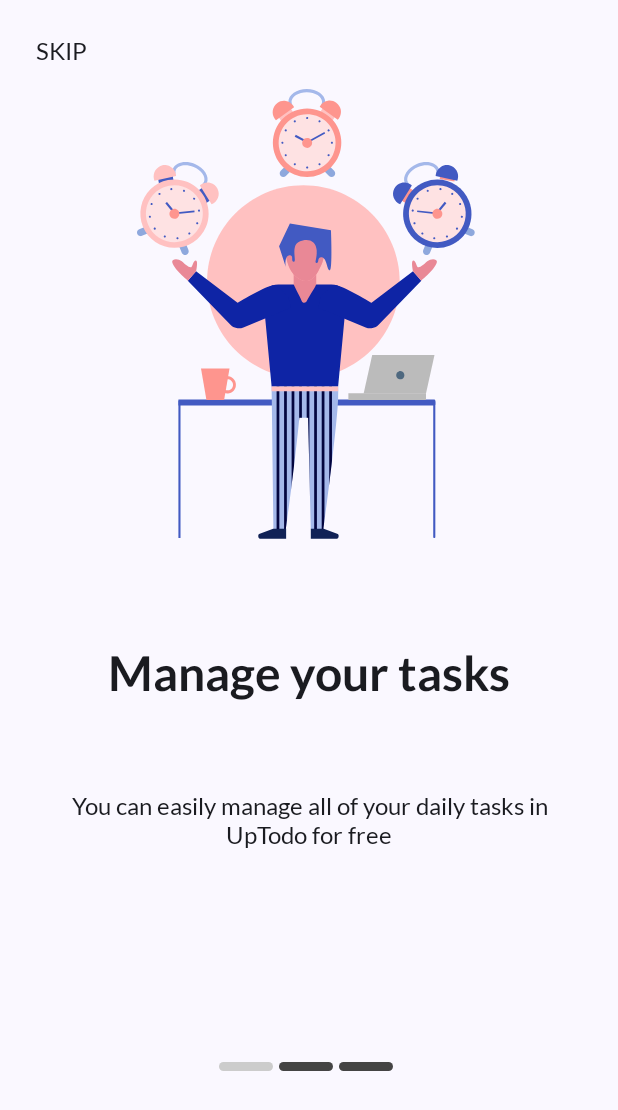
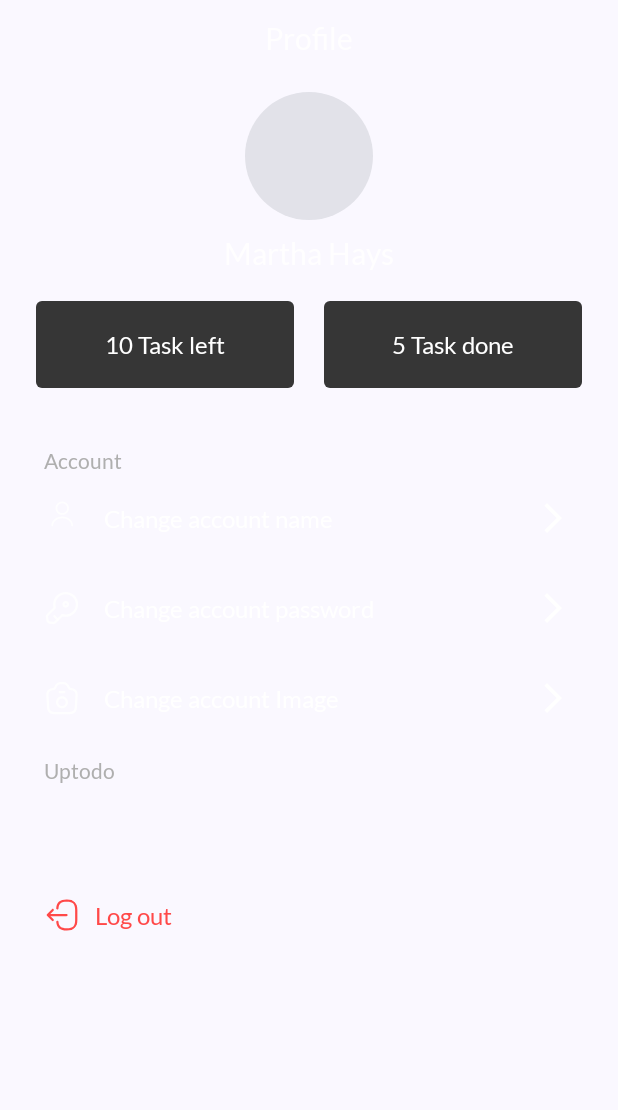
Before and after one commit to Android-Geeks/task-tracker, an Android app built with Jetpack Compose: the screen it shows after launch (MainActivity), on a phone screen of 412 x 824 dp. Shown: the top 1110 px of the screen. Run offline under Robolectric (Android 15) with nearby library versions, the phone set to English and light mode, and no system bars; our stand-ins replace Dagger/Hilt's generated code.

Commit message:
userProfileScreen

```diff
--- a/app/src/main/java/com/example/tasktracker/MainActivity.kt
+++ b/app/src/main/java/com/example/tasktracker/MainActivity.kt
@@ -11,7 +11,7 @@ import androidx.compose.material3.MaterialTheme
 import androidx.compose.material3.Surface
 import androidx.compose.ui.Modifier
 import androidx.core.splashscreen.SplashScreen.Companion.installSplashScreen
-import com.example.tasktracker.ui.navigate.TaskTrackerApp
+import com.example.tasktracker.ui.screens.userProfile.UserProfileScreen
 import com.example.tasktracker.ui.theme.TaskTrackerTheme
 import dagger.hilt.android.AndroidEntryPoint
 
@@ -30,7 +30,8 @@ class MainActivity : ComponentActivity() {
                     modifier = Modifier.fillMaxSize(),
                     color = MaterialTheme.colorScheme.background
                 ) {
-                    TaskTrackerApp()
+//                    TaskTrackerApp()
+                UserProfileScreen()
                 }
 
             }
--- /dev/null
+++ b/app/src/main/java/com/example/tasktracker/ui/screens/userProfile/UserProfileScreen.kt
@@ -0,0 +1,326 @@
+package com.example.tasktracker.ui.screens.userProfile
+
+import android.annotation.SuppressLint
+import androidx.compose.foundation.layout.Arrangement
+import androidx.compose.foundation.layout.Column
+import androidx.compose.foundation.layout.Row
+import androidx.compose.foundation.layout.Spacer
+import androidx.compose.foundation.layout.fillMaxHeight
+import androidx.compose.foundation.layout.fillMaxSize
+import androidx.compose.foundation.layout.fillMaxWidth
+import androidx.compose.foundation.layout.height
+import androidx.compose.foundation.layout.padding
+import androidx.compose.foundation.layout.size
+import androidx.compose.foundation.layout.width
+import androidx.compose.foundation.shape.RoundedCornerShape
+import androidx.compose.material3.Card
+import androidx.compose.material3.CardDefaults
+import androidx.compose.material3.Icon
+import androidx.compose.material3.IconButton
+import androidx.compose.material3.MaterialTheme
+import androidx.compose.material3.Text
+import androidx.compose.runtime.Composable
+import androidx.compose.ui.Alignment
+import androidx.compose.ui.Modifier
+import androidx.compose.ui.graphics.Color
+import androidx.compose.ui.graphics.painter.Painter
+import androidx.compose.ui.res.painterResource
+import androidx.compose.ui.res.stringResource
+import androidx.compose.ui.text.style.TextAlign
+import androidx.compose.ui.tooling.preview.Preview
+import androidx.compose.ui.unit.dp
+import androidx.compose.ui.unit.sp
+import com.example.tasktracker.R
+import com.example.tasktracker.ui.theme.TaskTrackerTheme
+import androidx.compose.material3.*
+import androidx.compose.foundation.layout.*
+import androidx.compose.foundation.text.KeyboardActions
+import androidx.compose.foundation.text.KeyboardOptions
+import androidx.compose.runtime.collectAsState
+import androidx.compose.ui.platform.LocalFocusManager
+import androidx.compose.ui.text.input.ImeAction
+import androidx.compose.runtime.getValue
+import androidx.lifecycle.viewmodel.compose.viewModel
+
+@Composable
+fun UserProfileScreen(
+    userViewModel : UserProfileViewModel = viewModel(),
+    userName : String = "Martha Hays"
+) {
+    val userUiState by userViewModel.userProfUiState.collectAsState()
+
+    Column(
+        modifier = Modifier.fillMaxSize(),
+        verticalArrangement = Arrangement.Top,
+        horizontalAlignment = Alignment.CenterHorizontally
+    ) {
+        Column(
+            modifier = Modifier
+            .padding(top = 13.dp, start = 24.dp, end = 24.dp, bottom = 20.dp),
+            verticalArrangement = Arrangement.Top,
+            horizontalAlignment = Alignment.CenterHorizontally
+        ) {
+            Text(
+                text = stringResource(R.string.profile),
+                style = MaterialTheme.typography.bodyMedium,
+                color = Color(0xDEFFFFFF)
+            )
+            Card(
+                modifier = Modifier
+                    .padding(top = 24.dp, bottom = 10.dp)
+                    .size(85.dp),
+                shape = RoundedCornerShape(50.dp)
+            ) {
+
+            }
+            Text(
+                text = userName,
+                style = MaterialTheme.typography.bodyMedium,
+                color = Color(0xDEFFFFFF)
+            )
+            Row(
+                modifier = Modifier
+                    .padding(vertical = 20.dp)
+                    .fillMaxWidth()
+                    .height(58.dp)
+            ) {
+                TaskNumberCard(
+                    cardContent = "10 Task left",
+                    Modifier
+                        .fillMaxHeight()
+                        .weight(1f)
+                )
+
+                Spacer(modifier = Modifier.width(20.dp))
+
+                TaskNumberCard(
+                    cardContent = "5 Task done",
+                    Modifier
+                        .fillMaxHeight()
+                        .weight(1f)
+                )
+            }
+        }
+        Column(
+            modifier = Modifier
+            .padding(start = 29.dp, end = 19.dp),
+            verticalArrangement = Arrangement.Top,
+            horizontalAlignment = Alignment.CenterHorizontally
+        ) {
+            Text(
+                modifier = Modifier.fillMaxWidth(),
+                text = "Account",
+                fontSize = 14.sp,
+                color = Color(0xFFAFAFAF),
+                textAlign = TextAlign.Start
+            )
+            AccountSettingItem(
+                painterResource(id = R.drawable.user_icon),
+                itemContent = "Change account name",
+                onItemClicked = {userViewModel.showUserDialog()}
+            )
+            AccountSettingItem(
+                painterResource(id = R.drawable.key),
+                itemContent = "Change account password ",
+                onItemClicked = {}
+            )
+            AccountSettingItem(
+                painterResource(id = R.drawable.camera),
+                itemContent = "Change account Image ",
+                onItemClicked = {}
+            )
+            Text(
+                modifier = Modifier
+                    .padding(top = 10.dp)
+                    .fillMaxWidth(),
+                text = "Uptodo",
+                fontSize = 14.sp,
+                color = Color(0xFFAFAFAF),
+                textAlign = TextAlign.Start
+            )
+            Row(
+                modifier = Modifier
+                    .padding(top = 76.dp)
+                    .fillMaxWidth(),
+                verticalAlignment = Alignment.CenterVertically,
+                horizontalArrangement = Arrangement.Start
+            ){
+                IconButton(
+                    onClick = { /**/ },
+                    modifier = Modifier.size(24.dp)
+                ) {
+                    Icon(
+                        modifier = Modifier.fillMaxSize(),
+                        painter = painterResource(id = R.drawable.logout) ,
+                        contentDescription = null,
+                        tint = Color(0xFFFF4949)
+                    )
+                }
+                Text(
+                    modifier = Modifier.padding(start = 10.dp),
+                    text = "Log out",
+                    style = MaterialTheme.typography.bodySmall,
+                    color = Color(0xFFFF4949),
+                    textAlign = TextAlign.Start
+                )
+            }
+        }
+    }
+    UsernameDialog(userName, userUiState.showUserDialog) { userViewModel.cancelUserDialog() }
+}
+
+@SuppressLint("CoroutineCreationDuringComposition")
+@Composable
+fun UsernameDialog(
+    userName : String,
+    showUsernameDialog : Boolean,
+    cancelUserDialog : ()-> Unit
+) {
+    val focusManager = LocalFocusManager.current
+
+    if (showUsernameDialog){
+        AlertDialog(
+            onDismissRequest = { focusManager.clearFocus()},
+            title = {
+                Text(
+                    text = "Dialog Title",
+                    color = Color.White
+                )
+            },
+            containerColor = Color(0xFF363636),
+            text = {
+                OutlinedTextField(
+                    value = userName,
+                    onValueChange = {},
+                    shape = MaterialTheme.shapes.medium,
+                    modifier = Modifier.padding(vertical = 8.dp),
+                    keyboardOptions = KeyboardOptions.Default.copy(
+                        imeAction = ImeAction.Done,
+                    ),
+                    keyboardActions = KeyboardActions(
+                        onDone = {
+                            focusManager.clearFocus()
+                        }
+                    )
+                )
+
+            },
+            confirmButton = {
+                Row {
+                    Button(
+                        onClick = {
+                            // Perform any actions needed, then dismiss the dialog
+
+                        },
+                        shape = MaterialTheme.shapes.medium,
+                        modifier = Modifier
+                            .height(48.dp)
+                            .width(130.dp),
+                        colors = ButtonDefaults.buttonColors(Color(0xFF8687E7))
+                    ) {
+                        Text(
+                            text = "Edit",
+                            color = Color.White,
+                            style = MaterialTheme.typography.bodySmall
+                        )
+                    }
+                }
+            },
+            dismissButton = {
+                Row {
+                    Button(
+                        onClick = {
+                            cancelUserDialog()
+                        },
+                        shape = MaterialTheme.shapes.medium,
+                        modifier = Modifier
+                            .height(48.dp)
+                            .width(130.dp),
+                        colors = ButtonDefaults.buttonColors(Color.Unspecified)
+                    ) {
+                        Text(
+                            text = "Cancel",
+                            color = Color(0xFF8875FF),
+                            style = MaterialTheme.typography.bodySmall
+                        )
+                    }
+                }
+            },
+        )
+    }
+}
+
+@Preview
+@Composable
+fun P(){
+    UsernameDialog(userName = "", showUsernameDialog = true) {}
+}
+@Composable
+fun AccountSettingItem(
+    icon : Painter,
+    itemContent : String,
+    onItemClicked : () -> Unit
+
+){
+    Row(
+        modifier = Modifier
+            .padding(vertical = 6.dp)
+            .fillMaxWidth()
+            .height(48.dp),
+        verticalAlignment = Alignment.CenterVertically
+    ) {
+        Icon(
+            painter = icon,
+            modifier = Modifier.size(24.dp),
+            contentDescription = null,
+            tint = Color.White
+        )
+        Text(
+            text = itemContent,
+            color = Color.White,
+            modifier = Modifier
+                .padding(start = 16.dp),
+            style = MaterialTheme.typography.bodySmall
+        )
+        Spacer(modifier = Modifier.weight(1f))
+
+        IconButton(onClick = { onItemClicked() }) {
+            Icon(
+                painter = painterResource(id =R.drawable.baseline_arrow_forward_ios_24 ) ,
+                contentDescription = null,
+                tint = Color.White
+            )
+        }
+    }
+}
+
+@Composable
+fun TaskNumberCard(
+    cardContent : String,
+    modifier: Modifier
+){
+    Card(
+        modifier = modifier,
+        shape = RoundedCornerShape(4.dp),
+        colors = CardDefaults.cardColors(Color(0xFF363636))
+    ){
+        Column(
+            Modifier.fillMaxSize(),
+            verticalArrangement = Arrangement.Center
+            ){
+            Text(
+                modifier = Modifier.fillMaxWidth(),
+                text = cardContent,
+                style = MaterialTheme.typography.bodySmall,
+                textAlign = TextAlign.Center,
+                color = Color.White
+            )
+        }
+    }
+}
+@Preview
+@Composable
+fun UserProfilePreview(){
+    TaskTrackerTheme(darkTheme = true)
+    { UserProfileScreen() }
+}
--- /dev/null
+++ b/app/src/main/java/com/example/tasktracker/ui/screens/userProfile/UserProfileUiState.kt
@@ -0,0 +1,5 @@
+package com.example.tasktracker.ui.screens.userProfile
+
+data class UserProfileUiState(
+    var showUserDialog : Boolean = false
+)
--- /dev/null
+++ b/app/src/main/java/com/example/tasktracker/ui/screens/userProfile/UserProfileViewModel.kt
@@ -0,0 +1,28 @@
+package com.example.tasktracker.ui.screens.userProfile
+
+import androidx.lifecycle.ViewModel
+import kotlinx.coroutines.flow.MutableStateFlow
+import kotlinx.coroutines.flow.StateFlow
+import kotlinx.coroutines.flow.asStateFlow
+import kotlinx.coroutines.flow.update
+
+class UserProfileViewModel : ViewModel() {
+
+    private val _userProfUiState = MutableStateFlow(UserProfileUiState())
+    val userProfUiState: StateFlow<UserProfileUiState> = _userProfUiState.asStateFlow()
+
+    fun cancelUserDialog(){
+        _userProfUiState.update {
+            it.copy(
+                showUserDialog = false
+            )
+        }
+    }
+    fun showUserDialog(){
+        _userProfUiState.update {
+            it.copy(
+                showUserDialog = true
+            )
+        }
+    }
+}
--- /dev/null
+++ b/app/src/main/res/drawable-nodpi/camera.xml
@@ -0,0 +1,18 @@
+<vector xmlns:android="http://schemas.android.com/apk/res/android"
+    android:width="24dp"
+    android:height="24dp"
+    android:viewportWidth="24"
+    android:viewportHeight="24">
+  <path
+      android:pathData="M17.24,22.75H6.76C3.96,22.75 2.18,21.08 2.02,18.29L1.5,10.04C1.42,8.79 1.85,7.59 2.71,6.68C3.56,5.77 4.76,5.25 6,5.25C6.32,5.25 6.63,5.06 6.78,4.76L7.5,3.33C8.09,2.16 9.57,1.25 10.86,1.25H13.15C14.44,1.25 15.91,2.16 16.5,3.32L17.22,4.78C17.37,5.06 17.67,5.25 18,5.25C19.24,5.25 20.44,5.77 21.29,6.68C22.15,7.6 22.58,8.79 22.5,10.04L21.98,18.3C21.8,21.13 20.07,22.75 17.24,22.75ZM10.86,2.75C10.12,2.75 9.18,3.33 8.84,4L8.12,5.44C7.7,6.25 6.89,6.75 6,6.75C5.16,6.75 4.38,7.09 3.8,7.7C3.23,8.31 2.94,9.11 3,9.94L3.52,18.2C3.64,20.22 4.73,21.25 6.76,21.25H17.24C19.26,21.25 20.35,20.22 20.48,18.2L21,9.94C21.05,9.11 20.77,8.31 20.2,7.7C19.62,7.09 18.84,6.75 18,6.75C17.11,6.75 16.3,6.25 15.88,5.46L15.15,4C14.82,3.34 13.88,2.76 13.14,2.76H10.86V2.75Z"
+      android:fillColor="#ffffff"
+      android:fillAlpha="0.87"/>
+  <path
+      android:pathData="M13.5,8.75H10.5C10.09,8.75 9.75,8.41 9.75,8C9.75,7.59 10.09,7.25 10.5,7.25H13.5C13.91,7.25 14.25,7.59 14.25,8C14.25,8.41 13.91,8.75 13.5,8.75Z"
+      android:fillColor="#ffffff"
+      android:fillAlpha="0.87"/>
+  <path
+      android:pathData="M12,18.75C9.79,18.75 8,16.96 8,14.75C8,12.54 9.79,10.75 12,10.75C14.21,10.75 16,12.54 16,14.75C16,16.96 14.21,18.75 12,18.75ZM12,12.25C10.62,12.25 9.5,13.37 9.5,14.75C9.5,16.13 10.62,17.25 12,17.25C13.38,17.25 14.5,16.13 14.5,14.75C14.5,13.37 13.38,12.25 12,12.25Z"
+      android:fillColor="#ffffff"
+      android:fillAlpha="0.87"/>
+</vector>
--- /dev/null
+++ b/app/src/main/res/drawable-nodpi/key.xml
@@ -0,0 +1,18 @@
+<vector xmlns:android="http://schemas.android.com/apk/res/android"
+    android:width="24dp"
+    android:height="24dp"
+    android:viewportWidth="24"
+    android:viewportHeight="24">
+  <path
+      android:pathData="M6.18,22.75C6.08,22.75 5.97,22.74 5.88,22.73L3.71,22.43C2.67,22.29 1.73,21.36 1.57,20.3L1.27,18.11C1.17,17.41 1.47,16.5 1.97,15.99L6.36,11.6C5.65,8.76 6.47,5.76 8.56,3.69C11.8,0.46 17.07,0.45 20.32,3.69C21.89,5.26 22.75,7.35 22.75,9.57C22.75,11.79 21.89,13.88 20.32,15.45C18.22,17.53 15.23,18.35 12.41,17.63L8.01,22.02C7.59,22.46 6.84,22.75 6.18,22.75ZM14.43,2.76C12.68,2.76 10.94,3.42 9.61,4.75C7.81,6.54 7.16,9.16 7.91,11.6C7.99,11.87 7.92,12.15 7.72,12.35L3.02,17.05C2.85,17.22 2.71,17.66 2.74,17.89L3.04,20.08C3.1,20.46 3.51,20.89 3.89,20.94L6.07,21.24C6.31,21.28 6.75,21.14 6.92,20.97L11.64,16.26C11.84,16.06 12.13,16 12.39,16.08C14.8,16.84 17.43,16.19 19.23,14.39C20.51,13.11 21.22,11.39 21.22,9.57C21.22,7.74 20.51,6.03 19.23,4.75C17.93,3.43 16.18,2.76 14.43,2.76Z"
+      android:fillColor="#ffffff"
+      android:fillAlpha="0.87"/>
+  <path
+      android:pathData="M9.19,20.54C9,20.54 8.81,20.47 8.66,20.32L6.36,18.02C6.07,17.73 6.07,17.25 6.36,16.96C6.65,16.67 7.13,16.67 7.42,16.96L9.72,19.26C10.01,19.55 10.01,20.03 9.72,20.32C9.57,20.47 9.38,20.54 9.19,20.54Z"
+      android:fillColor="#ffffff"
+      android:fillAlpha="0.87"/>
+  <path
+      android:pathData="M14.5,11.75C13.26,11.75 12.25,10.74 12.25,9.5C12.25,8.26 13.26,7.25 14.5,7.25C15.74,7.25 16.75,8.26 16.75,9.5C16.75,10.74 15.74,11.75 14.5,11.75ZM14.5,8.75C14.09,8.75 13.75,9.09 13.75,9.5C13.75,9.91 14.09,10.25 14.5,10.25C14.91,10.25 15.25,9.91 15.25,9.5C15.25,9.09 14.91,8.75 14.5,8.75Z"
+      android:fillColor="#ffffff"
+      android:fillAlpha="0.87"/>
+</vector>
--- /dev/null
+++ b/app/src/main/res/drawable-nodpi/logout.xml
@@ -0,0 +1,15 @@
+<vector xmlns:android="http://schemas.android.com/apk/res/android"
+    android:width="24dp"
+    android:height="24dp"
+    android:viewportWidth="24"
+    android:viewportHeight="24">
+  <path
+      android:pathData="M15.24,22.27H15.11C10.67,22.27 8.53,20.52 8.16,16.6C8.12,16.19 8.42,15.82 8.84,15.78C9.24,15.74 9.62,16.05 9.66,16.46C9.95,19.6 11.43,20.77 15.12,20.77H15.25C19.32,20.77 20.76,19.33 20.76,15.26V8.74C20.76,4.67 19.32,3.23 15.25,3.23H15.12C11.41,3.23 9.93,4.42 9.66,7.62C9.61,8.03 9.26,8.34 8.84,8.3C8.42,8.27 8.12,7.9 8.15,7.49C8.49,3.51 10.64,1.73 15.11,1.73H15.24C20.15,1.73 22.25,3.83 22.25,8.74V15.26C22.25,20.17 20.15,22.27 15.24,22.27Z"
+      android:fillColor="#FF4949"/>
+  <path
+      android:pathData="M15,12.75H3.62C3.21,12.75 2.87,12.41 2.87,12C2.87,11.59 3.21,11.25 3.62,11.25H15C15.41,11.25 15.75,11.59 15.75,12C15.75,12.41 15.41,12.75 15,12.75Z"
+      android:fillColor="#FF4949"/>
+  <path
+      android:pathData="M5.85,16.1C5.66,16.1 5.47,16.03 5.32,15.88L1.97,12.53C1.68,12.24 1.68,11.76 1.97,11.47L5.32,8.12C5.61,7.83 6.09,7.83 6.38,8.12C6.67,8.41 6.67,8.89 6.38,9.18L3.56,12L6.38,14.82C6.67,15.11 6.67,15.59 6.38,15.88C6.24,16.03 6.04,16.1 5.85,16.1Z"
+      android:fillColor="#FF4949"/>
+</vector>
--- /dev/null
+++ b/app/src/main/res/drawable-nodpi/user_icon.xml
@@ -0,0 +1,14 @@
+<vector xmlns:android="http://schemas.android.com/apk/res/android"
+    android:width="28dp"
+    android:height="31dp"
+    android:viewportWidth="28"
+    android:viewportHeight="31">
+  <path
+      android:pathData="M14,12.75C10.83,12.75 8.25,10.17 8.25,7C8.25,3.83 10.83,1.25 14,1.25C17.17,1.25 19.75,3.83 19.75,7C19.75,10.17 17.17,12.75 14,12.75ZM14,2.75C11.66,2.75 9.75,4.66 9.75,7C9.75,9.34 11.66,11.25 14,11.25C16.34,11.25 18.25,9.34 18.25,7C18.25,4.66 16.34,2.75 14,2.75Z"
+      android:fillColor="#ffffff"
+      android:fillAlpha="0.87"/>
+  <path
+      android:pathData="M22.59,22.75C22.18,22.75 21.84,22.41 21.84,22C21.84,18.55 18.32,15.75 14,15.75C9.68,15.75 6.16,18.55 6.16,22C6.16,22.41 5.82,22.75 5.41,22.75C5,22.75 4.66,22.41 4.66,22C4.66,17.73 8.85,14.25 14,14.25C19.15,14.25 23.34,17.73 23.34,22C23.34,22.41 23,22.75 22.59,22.75Z"
+      android:fillColor="#ffffff"
+      android:fillAlpha="0.87"/>
+</vector>
--- /dev/null
+++ b/app/src/main/res/drawable/baseline_arrow_forward_ios_24.xml
@@ -0,0 +1,5 @@
+<vector android:autoMirrored="true" android:height="24dp"
+    android:tint="#FFFFFF" android:viewportHeight="24"
+    android:viewportWidth="24" android:width="24dp" xmlns:android="http://schemas.android.com/apk/res/android">
+    <path android:fillColor="@android:color/white" android:pathData="M6.23,20.23l1.77,1.77l10,-10l-10,-10l-1.77,1.77l8.23,8.23z"/>
+</vector>
--- a/app/src/main/res/values/strings.xml
+++ b/app/src/main/res/values/strings.xml
@@ -11,4 +11,6 @@
     <string name="please_login">Please login to your account or create new account to continue</string>
     <string name="login">LOGIN</string>
     <string name="create_account">CREATE ACCOUNT</string>
+    <string name="profile">Profile</string>
+    <string name="username">Martha Hays</string>
 </resources>
```
